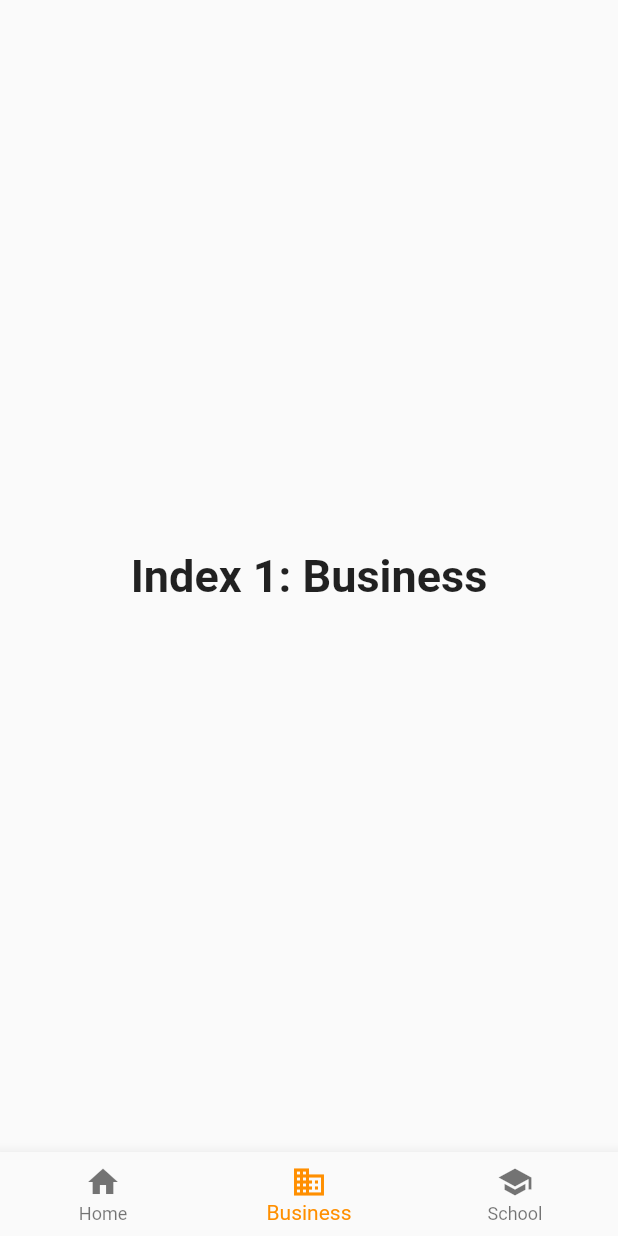
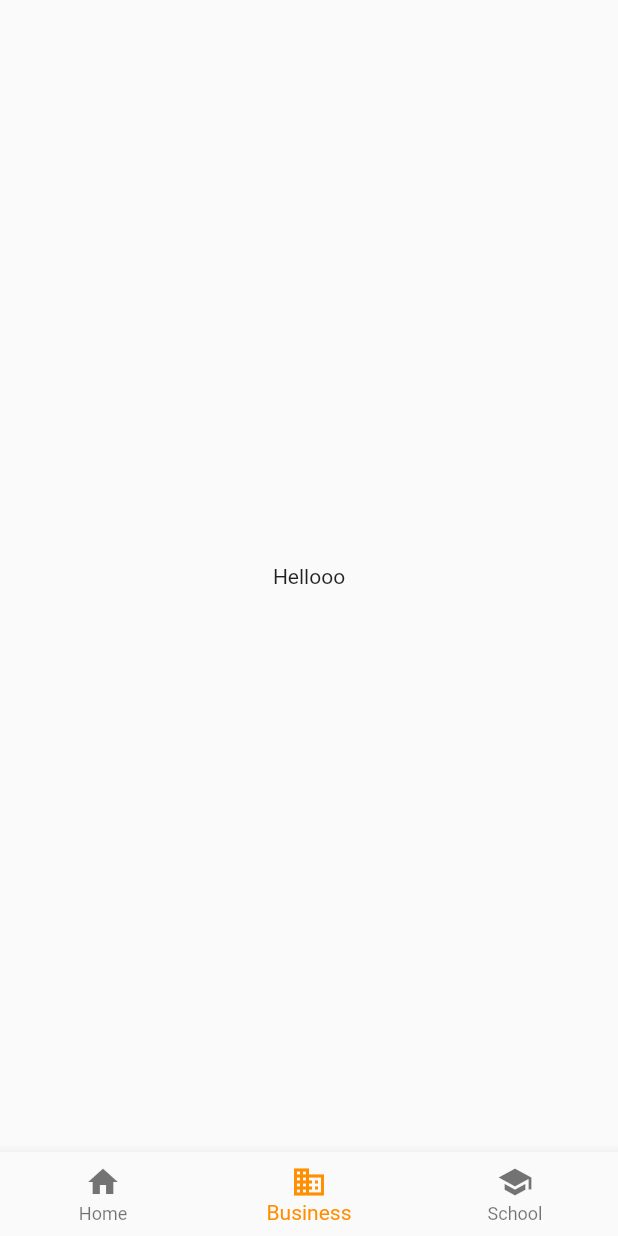
Before and after one commit to mandeepika/ActivitreeFlutter, a Flutter app: the screen it shows after launch, item 2 of the bottom bar chosen, on a phone screen of 412 x 824 dp. Run offline on Flutter 3.47's test engine with Material 2 defaults, Android fonts, the phone set to English and light mode, and no system bars.

Commit message:
created page

```diff
--- /dev/null
+++ b/lib/completeprofile.dart
@@ -0,0 +1,9 @@
+import 'package:flutter/widgets.dart';
+
+class CompleteProf extends StatelessWidget {
+
+  @override
+  Widget build(BuildContext context) {
+    return Text("Hellooo");
+  }
+}
--- a/lib/nav.dart
+++ b/lib/nav.dart
@@ -1,3 +1,4 @@
+import 'package:activitree_edu_flutter/completeprofile.dart';
 import 'package:activitree_edu_flutter/home.dart';
 import 'package:flutter/material.dart';
 import 'package:flutter/widgets.dart';
@@ -17,6 +18,7 @@ class _NavState extends State<Nav> {
 
   static List<Widget> _widgetOptions = <Widget>[
     MyHomePage(title: 'Flutter Demo Home Page'),
+    CompleteProf(),
     Text(
       'Index 1: Business',
       style: optionStyle,
```
